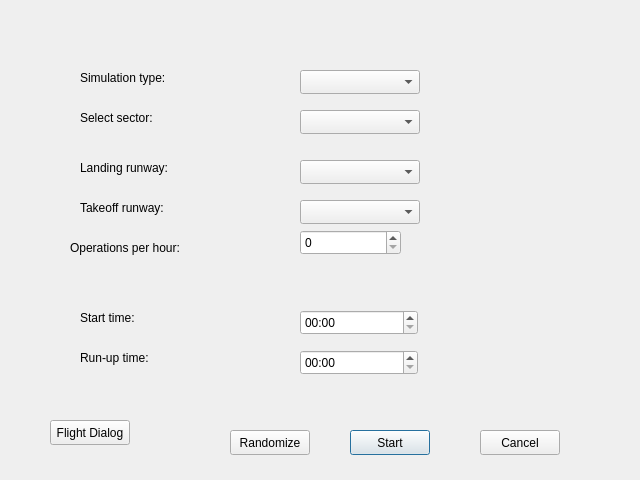
This is ui/dialogmainmenu.ui in ignmiz/ATC_Console as Qt 5 draws it before an edit. The edited form follows.
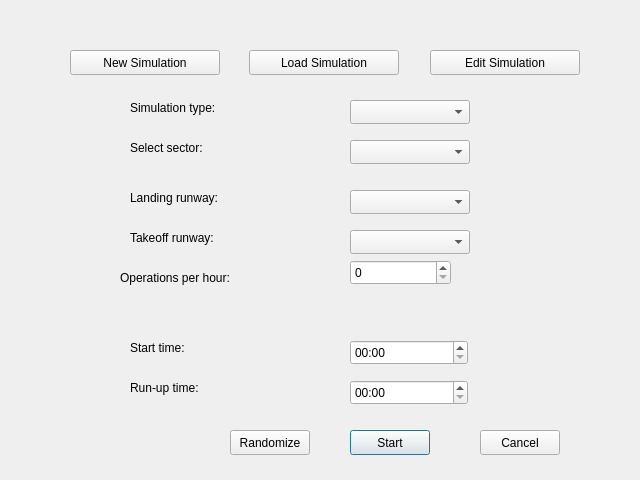
This is the edited form.

Commit message: Introduced DialogFlightCreator layout

```diff
--- a/ui/dialogmainmenu.ui
+++ b/ui/dialogmainmenu.ui
@@ -42,8 +42,8 @@
   <widget class="QLabel" name="labelSimulationType">
    <property name="geometry">
     <rect>
-     <x>80</x>
-     <y>70</y>
+     <x>130</x>
+     <y>100</y>
      <width>150</width>
      <height>16</height>
     </rect>
@@ -55,8 +55,8 @@
   <widget class="QLabel" name="labelSelectSector">
    <property name="geometry">
     <rect>
-     <x>80</x>
-     <y>110</y>
+     <x>130</x>
+     <y>140</y>
      <width>150</width>
      <height>16</height>
     </rect>
@@ -68,8 +68,8 @@
   <widget class="QLabel" name="labelStartTime">
    <property name="geometry">
     <rect>
-     <x>80</x>
-     <y>310</y>
+     <x>130</x>
+     <y>340</y>
      <width>150</width>
      <height>16</height>
     </rect>
@@ -81,8 +81,8 @@
   <widget class="QLabel" name="labelRunUpTime">
    <property name="geometry">
     <rect>
-     <x>80</x>
-     <y>350</y>
+     <x>130</x>
+     <y>380</y>
      <width>150</width>
      <height>16</height>
     </rect>
@@ -94,8 +94,8 @@
   <widget class="QComboBox" name="comboSimulationType">
    <property name="geometry">
     <rect>
-     <x>300</x>
-     <y>70</y>
+     <x>350</x>
+     <y>100</y>
      <width>120</width>
      <height>24</height>
     </rect>
@@ -104,8 +104,8 @@
   <widget class="QComboBox" name="comboSelectSector">
    <property name="geometry">
     <rect>
-     <x>300</x>
-     <y>110</y>
+     <x>350</x>
+     <y>140</y>
      <width>120</width>
      <height>24</height>
     </rect>
@@ -114,8 +114,8 @@
   <widget class="QTimeEdit" name="timeStartTime">
    <property name="geometry">
     <rect>
-     <x>300</x>
-     <y>310</y>
+     <x>350</x>
+     <y>340</y>
      <width>118</width>
      <height>25</height>
     </rect>
@@ -127,8 +127,8 @@
   <widget class="QTimeEdit" name="timeRunUpTime">
    <property name="geometry">
     <rect>
-     <x>300</x>
-     <y>350</y>
+     <x>350</x>
+     <y>380</y>
      <width>118</width>
      <height>25</height>
     </rect>
@@ -153,8 +153,8 @@
   <widget class="QLabel" name="labelOperations">
    <property name="geometry">
     <rect>
-     <x>70</x>
-     <y>240</y>
+     <x>120</x>
+     <y>270</y>
      <width>150</width>
      <height>16</height>
     </rect>
@@ -166,8 +166,8 @@
   <widget class="QSpinBox" name="spinOperations">
    <property name="geometry">
     <rect>
-     <x>300</x>
-     <y>230</y>
+     <x>350</x>
+     <y>260</y>
      <width>101</width>
      <height>25</height>
     </rect>
@@ -176,8 +176,8 @@
   <widget class="QLabel" name="labelLandingRunway">
    <property name="geometry">
     <rect>
-     <x>80</x>
-     <y>160</y>
+     <x>130</x>
+     <y>190</y>
      <width>150</width>
      <height>16</height>
     </rect>
@@ -189,8 +189,8 @@
   <widget class="QLabel" name="labelTakeoffRunway">
    <property name="geometry">
     <rect>
-     <x>80</x>
-     <y>200</y>
+     <x>130</x>
+     <y>230</y>
      <width>150</width>
      <height>16</height>
     </rect>
@@ -202,8 +202,8 @@
   <widget class="QComboBox" name="comboLandingRunway">
    <property name="geometry">
     <rect>
-     <x>300</x>
-     <y>160</y>
+     <x>350</x>
+     <y>190</y>
      <width>120</width>
      <height>24</height>
     </rect>
@@ -212,8 +212,8 @@
   <widget class="QComboBox" name="comboTakeoffRunway">
    <property name="geometry">
     <rect>
-     <x>300</x>
-     <y>200</y>
+     <x>350</x>
+     <y>230</y>
      <width>120</width>
      <height>24</height>
     </rect>
@@ -222,14 +222,40 @@
   <widget class="QPushButton" name="buttonTest">
    <property name="geometry">
     <rect>
-     <x>50</x>
-     <y>420</y>
-     <width>80</width>
+     <x>70</x>
+     <y>50</y>
+     <width>150</width>
      <height>25</height>
     </rect>
    </property>
    <property name="text">
-    <string>Flight Dialog</string>
+    <string>New Simulation</string>
+   </property>
+  </widget>
+  <widget class="QPushButton" name="buttonLoadSimulaiton">
+   <property name="geometry">
+    <rect>
+     <x>249</x>
+     <y>50</y>
+     <width>150</width>
+     <height>25</height>
+    </rect>
+   </property>
+   <property name="text">
+    <string>Load Simulation</string>
+   </property>
+  </widget>
+  <widget class="QPushButton" name="buttonEditSimulation">
+   <property name="geometry">
+    <rect>
+     <x>430</x>
+     <y>50</y>
+     <width>150</width>
+     <height>25</height>
+    </rect>
+   </property>
+   <property name="text">
+    <string>Edit Simulation</string>
    </property>
   </widget>
  </widget>
```
Left out of the diff: 2 changed lines with no effect on the pictures. The commit also changes 11 other files.
